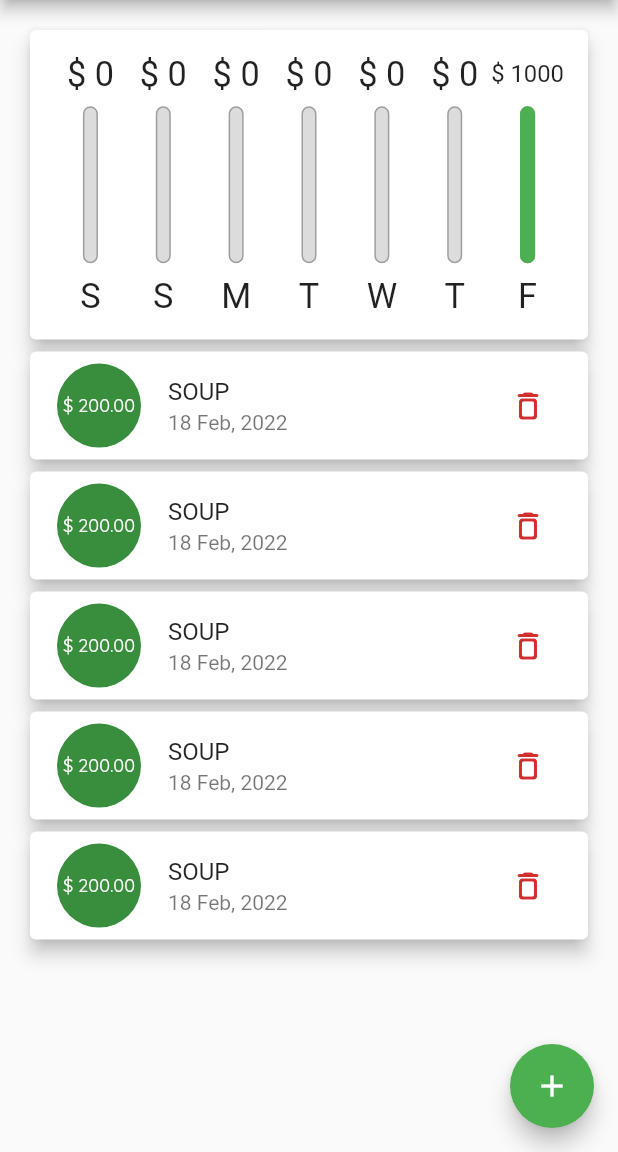
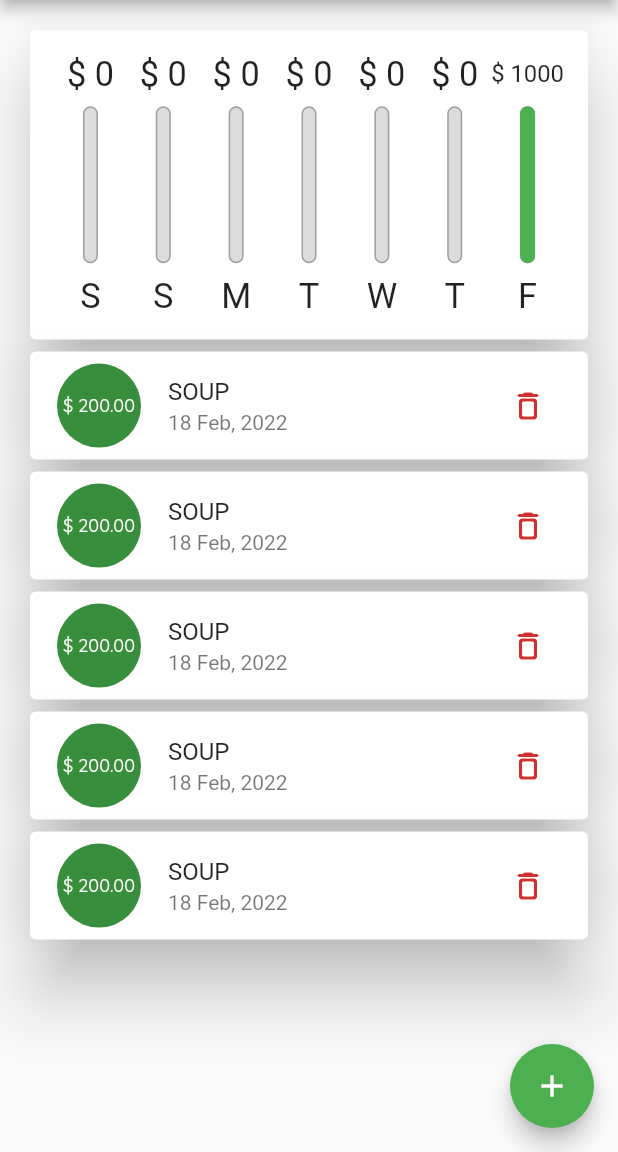
Before and after one commit to ranjeetrocky/fluttermax_expence_tracker, a Flutter app: the screen it shows after launch, on a phone screen of 412 x 824 dp, the part 84-1236 px from its top. Run offline on Flutter 3.47's test engine with Material 2 defaults, Android fonts, the phone set to English and light mode, and no system bars.

Commit message:
added card theme

```diff
--- a/lib/main.dart
+++ b/lib/main.dart
@@ -22,6 +22,7 @@ class MyApp extends StatelessWidget {
       theme: ThemeData(
         primarySwatch: Colors.green,
         fontFamily: 'QuickSand',
+        cardTheme: CardTheme().copyWith(elevation: 20),
         textTheme: ThemeData.light().textTheme.copyWith(
               headline5: const TextStyle(
                   fontFamily: 'OpenSans',
--- a/lib/widgets/chart.dart
+++ b/lib/widgets/chart.dart
@@ -40,8 +40,6 @@ class Chart extends StatelessWidget {
     return Padding(
       padding: EdgeInsets.only(top: 16, right: 16, left: 16),
       child: Card(
-        elevation: 5,
-
         // margin: EdgeInsets.all(20),
         child: Padding(
           padding: EdgeInsets.all(16),
--- a/lib/widgets/transaction_list.dart
+++ b/lib/widgets/transaction_list.dart
@@ -30,7 +30,6 @@ class TransactionList extends StatelessWidget {
                 return Padding(
                   padding: EdgeInsets.symmetric(horizontal: 16),
                   child: Card(
-                    elevation: 5,
                     child: ListTile(
                       title: Text(_transactionList[index].title?.toUpperCase()
                           as String),
```
